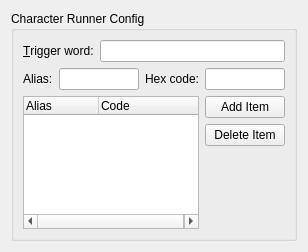
Old version of the form runners/characters/charrunner_config.ui in the repository KDE/kdeplasma-addons.
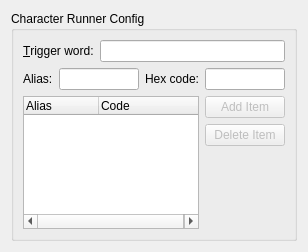
New version of the form.

```diff
--- a/runners/characters/charrunner_config.ui
+++ b/runners/characters/charrunner_config.ui
@@ -103,6 +103,9 @@
             <property name="text">
              <string>Add Item</string>
             </property>
+            <property name="enabled">
+             <bool>false</bool>
+            </property>
            </widget>
           </item>
           <item>
@@ -110,6 +113,9 @@
             <property name="text">
              <string>Delete Item</string>
             </property>
+            <property name="enabled">
+             <bool>false</bool>
+            </property>
            </widget>
           </item>
           <item>
```
